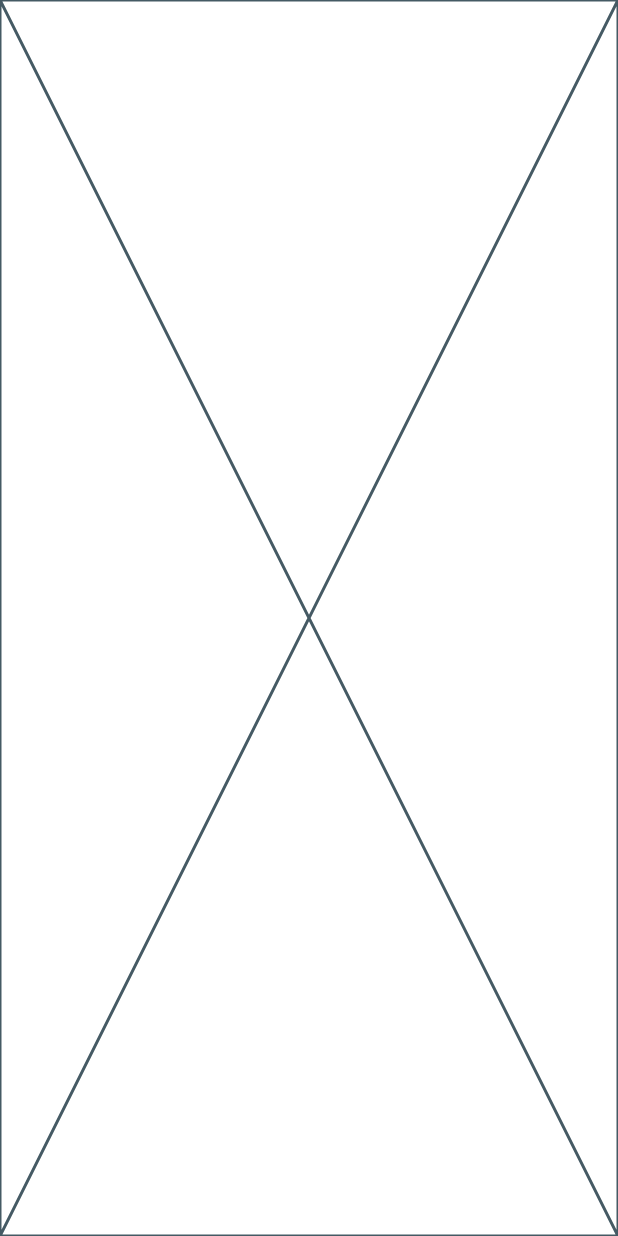
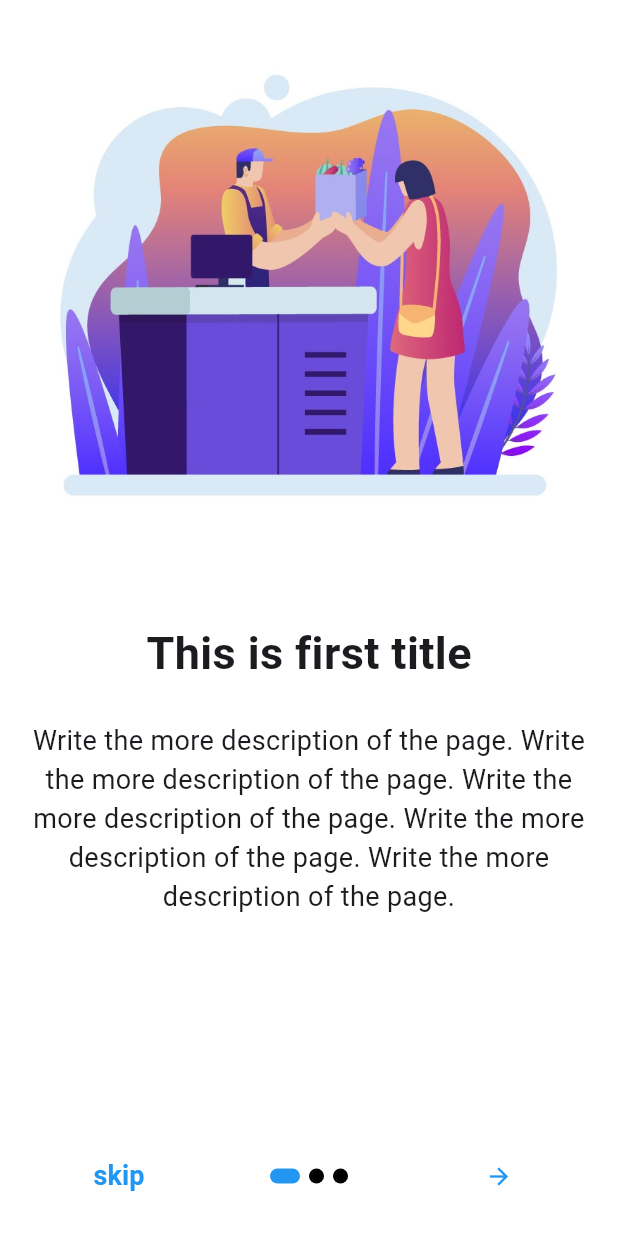
Before and after one commit to anshu-ac-dv/flutter_onboarding_screen, a Flutter app: the screen it shows after launch, on a phone screen of 412 x 824 dp. Run offline on Flutter 3.47's test engine with Material 3 defaults, Android fonts, the phone set to English and light mode, and no system bars; drawn by our look-alikes of introduction_screen.

Commit message:
Initial Commit

```diff
--- a/lib/home_screen.dart
+++ b/lib/home_screen.dart
@@ -1,4 +1,6 @@
 import 'package:flutter/material.dart';
+import 'package:flutter_onboarding_screen/main_screen.dart';
+import 'package:introduction_screen/introduction_screen.dart';
 
 void main() {
   runApp(const HomeScreen());
@@ -14,6 +16,80 @@ class HomeScreen extends StatefulWidget {
 class _HomeScreenState extends State<HomeScreen> {
   @override
   Widget build(BuildContext context) {
-    return const Placeholder();
+    return Scaffold(
+      body: IntroductionScreen(
+        globalBackgroundColor: Colors.white,
+        scrollPhysics: BouncingScrollPhysics(),
+        pages: [
+          PageViewModel(
+            titleWidget: Text(
+              "This is first title",
+              style: TextStyle(fontSize: 30, fontWeight: FontWeight.bold),
+            ),
+            body:
+                "Write the more description of the page. Write the more description of the page. Write the more description of the page. Write the more description of the page. Write the more description of the page. ",
+            image: Image.asset("images/first.jpg", height: 400, width: 400),
+          ),
+          PageViewModel(
+            titleWidget: Text(
+              "This is first title",
+              style: TextStyle(fontSize: 30, fontWeight: FontWeight.bold),
+            ),
+            body:
+                "Write the more description of the page. Write the more description of the page. Write the more description of the page. Write the more description of the page. Write the more description of the page. ",
+            image: Image.asset("images/second.jpg", height: 400, width: 400),
+          ),
+          PageViewModel(
+            titleWidget: Text(
+              "This is first title",
+              style: TextStyle(fontSize: 30, fontWeight: FontWeight.bold),
+            ),
+            body:
+                "Write the more description of the page. Write the more description of the page. Write the more description of the page. Write the more description of the page. Write the more description of the page. ",
+            image: Image.asset("images/thired.jpg", height: 400, width: 400),
+          ),
+        ],
+        onDone: () {
+          Navigator.push(
+            context,
+            MaterialPageRoute(builder: (context) => MainScreen()),
+          );
+        },
+        onSkip: () {
+          Navigator.push(
+            context,
+            MaterialPageRoute(builder: (context) => MainScreen()),
+          );
+        },
+        showSkipButton: true,
+        skip: Text(
+          "skip",
+          style: TextStyle(
+            fontWeight: FontWeight.bold,
+            fontSize: 18,
+            color: Colors.blue,
+          ),
+        ),
+        next: Icon(Icons.arrow_forward, color: Colors.blue),
+        done: Text(
+          "done",
+          style: TextStyle(
+            fontWeight: FontWeight.bold,
+            fontSize: 18,
+            color: Colors.blue,
+          ),
+        ),
+        dotsDecorator: DotsDecorator(
+          size: Size.square(10.0),
+          activeSize: Size(20.0, 10.0),
+          color: Colors.black,
+          activeColor: Colors.blue,
+          spacing: EdgeInsets.symmetric(horizontal: 3.0),
+          activeShape: RoundedRectangleBorder(
+            borderRadius: BorderRadius.circular(25.0),
+          ),
+        ),
+      ),
+    );
   }
 }
--- a/lib/main.dart
+++ b/lib/main.dart
@@ -11,6 +11,7 @@ class MyApp extends StatelessWidget {
   @override
   Widget build(BuildContext context) {
     return MaterialApp(
+      debugShowCheckedModeBanner: false,
       title: 'Flutter Demo',
       theme: ThemeData(
         colorScheme: ColorScheme.fromSeed(seedColor: Colors.deepPurple),
--- /dev/null
+++ b/lib/main_screen.dart
@@ -0,0 +1,10 @@
+import 'package:flutter/material.dart';
+
+class MainScreen extends StatelessWidget {
+  const MainScreen({super.key});
+
+  @override
+  Widget build(BuildContext context) {
+    return Scaffold(body: Text("Home"));
+  }
+}
--- a/pubspec.yaml
+++ b/pubspec.yaml
@@ -34,6 +34,7 @@ dependencies:
   # The following adds the Cupertino Icons font to your application.
   # Use with the CupertinoIcons class for iOS style icons.
   cupertino_icons: ^1.0.8
+  introduction_screen: ^4.0.0
 
 dev_dependencies:
   flutter_test:
@@ -58,8 +59,8 @@ flutter:
   uses-material-design: true
 
   # To add assets to your application, add an assets section, like this:
-  # assets:
-  #   - images/a_dot_burr.jpeg
+  assets:
+    - images/
   #   - images/a_dot_ham.jpeg
 
   # An image asset can refer to one or more resolution-specific "variants", see
```
Also changed, not shown: images/first.jpg (added), images/second.jpg (added), images/thired.jpg (added), pubspec.lock.
